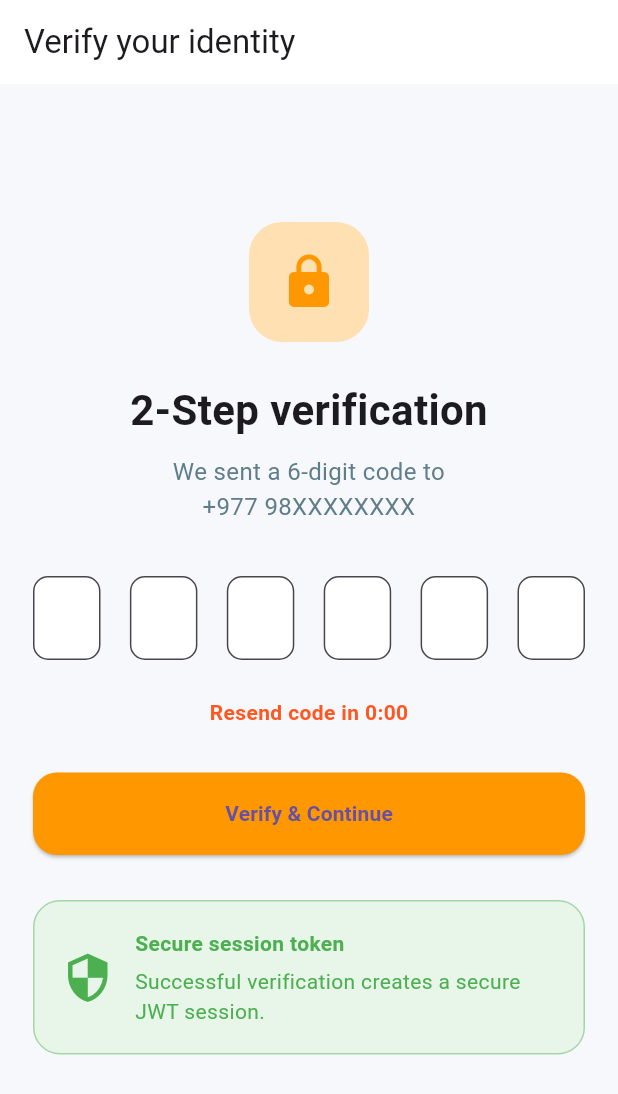
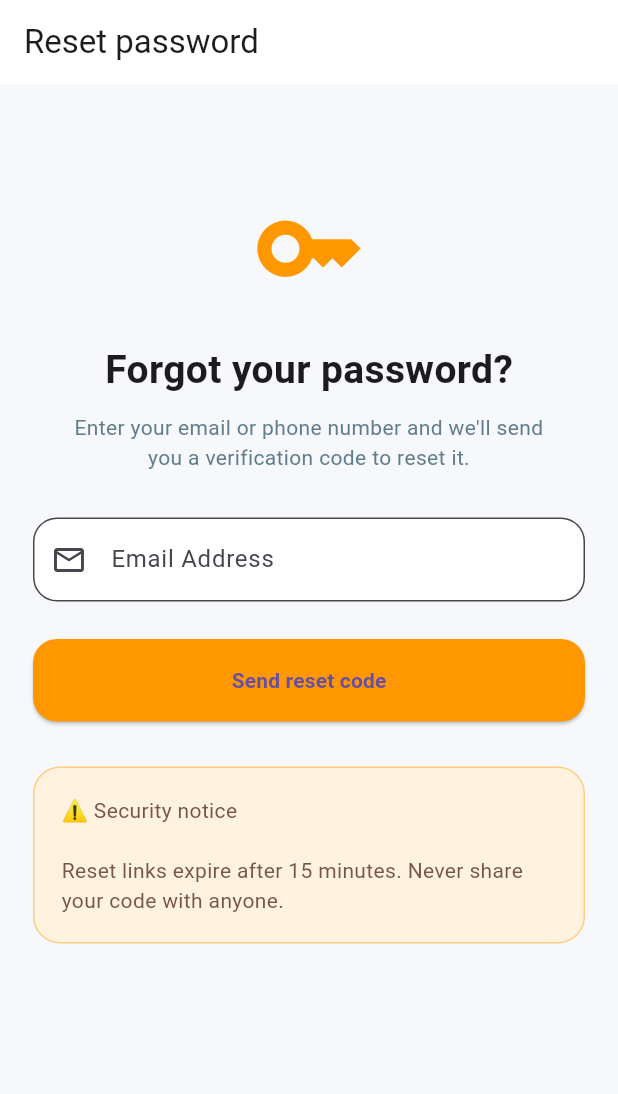
Before and after one commit to SewaMitra/sewa_mitra, a Flutter app: the screen it shows after launch, on a phone screen of 412 x 824 dp. Shown: the top 1094 px of the screen. Run offline on Flutter 3.47's test engine with Material 3 defaults, Android fonts, the phone set to English and light mode, and no system bars.

Commit message:
Added password reset screen

```diff
--- a/lib/forgot_password_screen.dart
+++ b/lib/forgot_password_screen.dart
@@ -1,18 +1,83 @@
 import 'package:flutter/material.dart';
-import 'home_screen.dart';
 
-void main() {
-  runApp(const MyApp());
-}
-
-class MyApp extends StatelessWidget {
-  const MyApp({super.key});
+class ForgotPasswordScreen extends StatelessWidget {
+  const ForgotPasswordScreen({super.key});
 
   @override
   Widget build(BuildContext context) {
-    return const MaterialApp(
-      debugShowCheckedModeBanner: false,
-      home: HomeScreen(),
+    return Scaffold(
+      backgroundColor: const Color(0xfff6f8fb),
+      appBar: AppBar(
+        backgroundColor: Colors.white,
+        title: const Text('Reset password'),
+      ),
+      body: Padding(
+        padding: const EdgeInsets.all(22),
+        child: SingleChildScrollView(
+          child: Column(
+            children: [
+              const SizedBox(height: 50),
+              const Icon(Icons.key, color: Colors.orange, size: 75),
+              const SizedBox(height: 25),
+              const Text(
+                'Forgot your password?',
+                style: TextStyle(fontSize: 26, fontWeight: FontWeight.bold),
+              ),
+              const SizedBox(height: 10),
+              const Text(
+                "Enter your email or phone number and we'll send\nyou a verification code to reset it.",
+                textAlign: TextAlign.center,
+                style: TextStyle(color: Colors.blueGrey),
+              ),
+              const SizedBox(height: 30),
+              TextField(
+                decoration: InputDecoration(
+                  labelText: 'Email Address',
+                  hintText: 'you@example.com',
+                  prefixIcon: const Icon(Icons.email_outlined),
+                  filled: true,
+                  fillColor: Colors.white,
+                  border: OutlineInputBorder(
+                    borderRadius: BorderRadius.circular(16),
+                  ),
+                ),
+              ),
+              const SizedBox(height: 25),
+              SizedBox(
+                width: double.infinity,
+                height: 55,
+                child: ElevatedButton(
+                  style: ElevatedButton.styleFrom(
+                    backgroundColor: Colors.orange,
+                    shape: RoundedRectangleBorder(
+                      borderRadius: BorderRadius.circular(16),
+                    ),
+                  ),
+                  onPressed: () {},
+                  child: const Text(
+                    'Send reset code',
+                    style: TextStyle(fontWeight: FontWeight.bold),
+                  ),
+                ),
+              ),
+              const SizedBox(height: 30),
+              Container(
+                width: double.infinity,
+                padding: const EdgeInsets.all(18),
+                decoration: BoxDecoration(
+                  color: Colors.orange.shade50,
+                  borderRadius: BorderRadius.circular(18),
+                  border: Border.all(color: Colors.orange.shade200),
+                ),
+                child: const Text(
+                  '⚠ Security notice\n\nReset links expire after 15 minutes. Never share your code with anyone.',
+                  style: TextStyle(color: Colors.brown),
+                ),
+              ),
+            ],
+          ),
+        ),
+      ),
     );
   }
 }
--- a/lib/main.dart
+++ b/lib/main.dart
@@ -1,5 +1,5 @@
 import 'package:flutter/material.dart';
-import 'verify_screen.dart';
+import 'forgot_password_screen.dart';
 
 void main() {
   runApp(const MyApp());
@@ -12,7 +12,7 @@ class MyApp extends StatelessWidget {
   Widget build(BuildContext context) {
     return const MaterialApp(
       debugShowCheckedModeBanner: false,
-      home: VerifyScreen(),
+      home: ForgotPasswordScreen(),
     );
   }
 }
```
